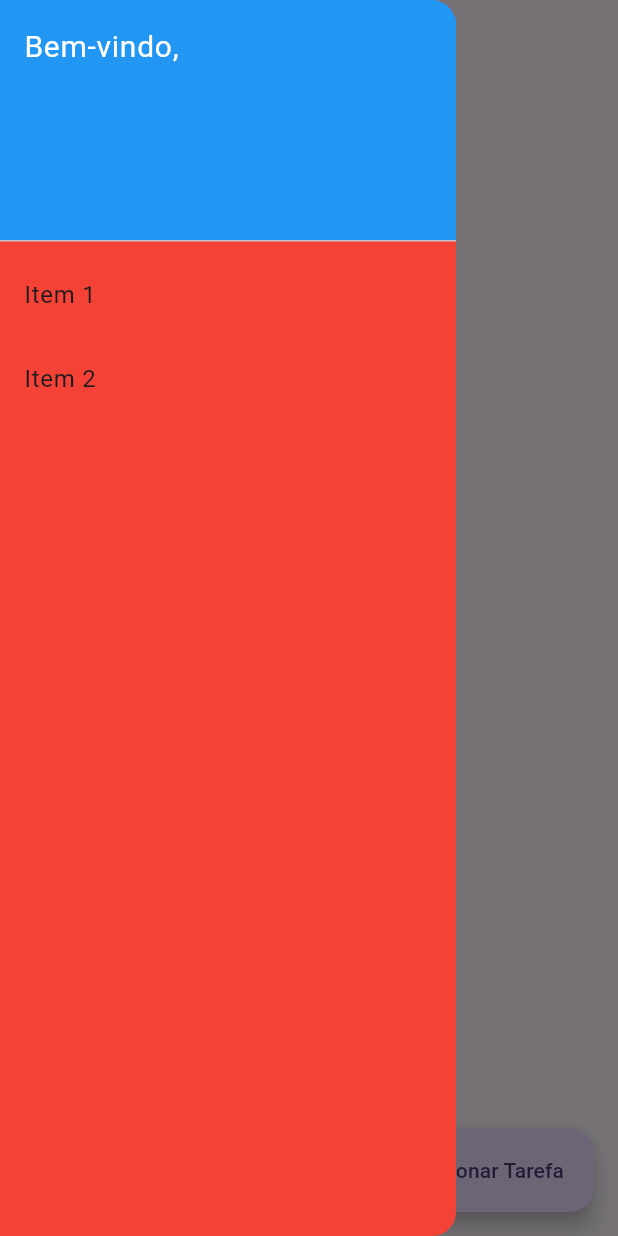
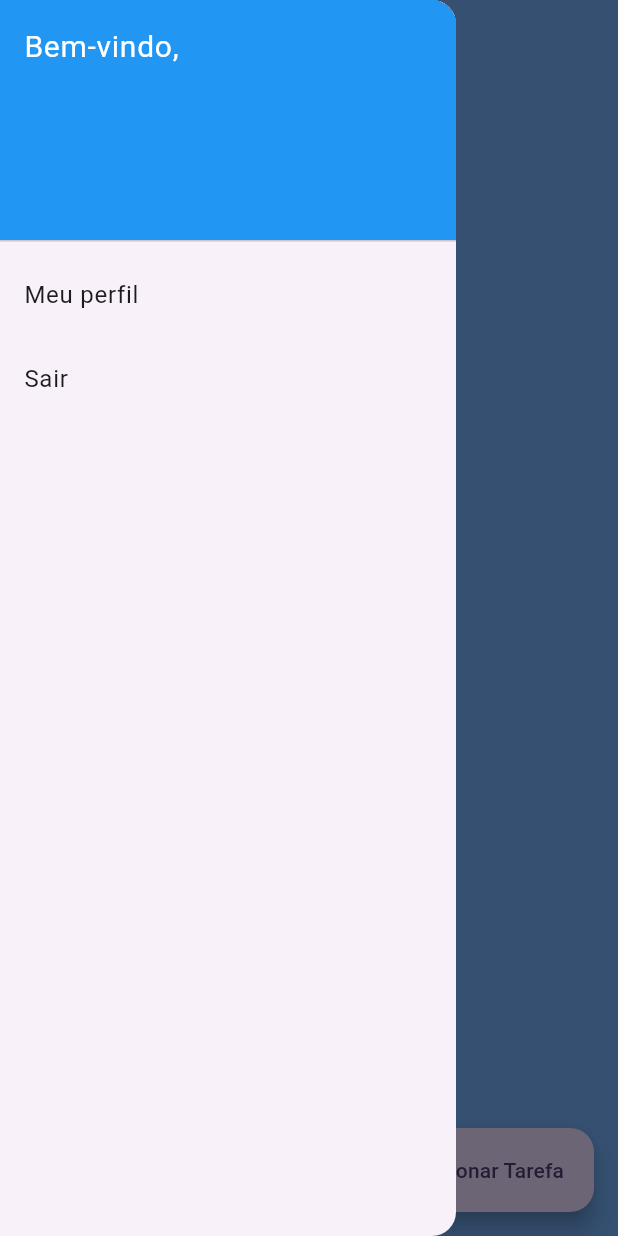
Before and after one commit to Zorzan99/to_do_list_bloc, a Flutter app: the HomePage screen opened by its route, with the side drawer open, on a phone screen of 412 x 824 dp. Run offline on Flutter 3.47's test engine with Material 3 defaults, Android fonts, the phone set to English and light mode, and no system bars; our stand-ins replace bloc, cloud_firestore, firebase_auth, firebase_core, flutter_bloc; missing offline and left inert: validatorless; accounts and stored records are empty.

Commit message:
Style: Componentização de Widgets

```diff
--- a/lib/pages/home/home_page.dart
+++ b/lib/pages/home/home_page.dart
@@ -1,9 +1,10 @@
 import 'package:firebase_auth/firebase_auth.dart';
 import 'package:flutter/material.dart';
 import 'package:flutter_bloc/flutter_bloc.dart';
-import 'package:to_do_list_bloc/models/task.dart';
 import 'package:to_do_list_bloc/pages/home/home_cubit.dart';
 import 'package:to_do_list_bloc/pages/home/home_state.dart';
+import 'package:to_do_list_bloc/pages/home/widgets/float_button_home.dart';
+import 'package:to_do_list_bloc/pages/home/widgets/home_drawer.dart';
 import 'package:to_do_list_bloc/pages/home/widgets/todo_list.dart';
 
 class HomePage extends StatefulWidget {
@@ -26,40 +27,17 @@ class _HomePageState extends State<HomePage> {
 
   @override
   Widget build(BuildContext context) {
-    final cubit = BlocProvider.of<HomeCubit>(context);
-    final titleEC = TextEditingController();
-    final descriptionEC = TextEditingController();
-
     return Scaffold(
-      drawer: Drawer(
-        backgroundColor: Colors.red,
-        child: ListView(
-          padding: EdgeInsets.zero,
-          children: <Widget>[
-            DrawerHeader(
-              decoration: const BoxDecoration(
-                color: Colors.blue,
-              ),
-              child: Text(
-                'Bem-vindo, ${_auth.currentUser!.displayName}',
-                style: const TextStyle(
-                  color: Colors.white,
-                  fontSize: 20,
-                ),
-              ),
-            ),
-            ListTile(
-              title: const Text('Item 1'),
-              onTap: () {},
-            ),
-            ListTile(
-              title: const Text('Item 2'),
-              onTap: () {},
-            ),
-          ],
-        ),
+      backgroundColor: const Color(0XFF73AEF5),
+      drawer: HomeDrawer(
+        title: 'Bem-vindo, ${_auth.currentUser!.displayName}',
+        perfilTitle: 'Meu perfil',
+        exitTitle: "Sair",
+        onTapPerfil: () {},
+        onPressedExit: () {},
       ),
       appBar: AppBar(
+        backgroundColor: Colors.transparent,
         centerTitle: true,
         title: const Text('Tarefas'),
       ),
@@ -74,6 +52,18 @@ class _HomePageState extends State<HomePage> {
                     Text('Tarefa atualizada com sucesso'),
                   ],
                 ),
+              ),
+            );
+          } else if (state is DeleteHome) {
+            ScaffoldMessenger.of(context).showSnackBar(
+              const SnackBar(
+                content: Column(
+                  mainAxisSize: MainAxisSize.min,
+                  children: [
+                    Text('Tarefa excluida com sucesso'),
+                  ],
+                ),
+                backgroundColor: Colors.redAccent,
               ),
             );
           }
@@ -107,54 +97,7 @@ class _HomePageState extends State<HomePage> {
           return const SizedBox.shrink();
         },
       ),
-      floatingActionButton: FloatingActionButton.extended(
-        onPressed: () {
-          showDialog(
-            context: context,
-            builder: (context) {
-              return AlertDialog(
-                actions: [
-                  TextButton(
-                    onPressed: () => Navigator.pop(context),
-                    child: const Text('Sair'),
-                  ),
-                  TextButton(
-                    onPressed: () async {
-                      String userId = _auth.currentUser!.uid;
-                      final nav = Navigator.of(context);
-                      final Task task = Task(
-                        title: titleEC.text,
-                        description: descriptionEC.text,
-                        id: userId,
-                      );
-                      await cubit.addTask(userId, task);
-
-                      titleEC.clear();
-                      descriptionEC.clear();
-                      nav.pop();
-                    },
-                    child: const Text('Adicionar'),
-                  ),
-                ],
-                title: const Text('Adicionar uma tarefa'),
-                content: Column(
-                  mainAxisSize: MainAxisSize.min,
-                  children: [
-                    TextFormField(
-                      controller: titleEC,
-                    ),
-                    TextFormField(
-                      controller: descriptionEC,
-                    ),
-                  ],
-                ),
-              );
-            },
-          );
-        },
-        label: const Text('Adicionar Tarefa'),
-        icon: const Icon(Icons.add),
-      ),
+      floatingActionButton: const FloatButtonHome(),
     );
   }
 }
--- /dev/null
+++ b/lib/pages/home/widgets/float_button_home.dart
@@ -0,0 +1,93 @@
+import 'package:firebase_auth/firebase_auth.dart';
+import 'package:flutter/material.dart';
+import 'package:flutter_bloc/flutter_bloc.dart';
+import 'package:to_do_list_bloc/models/task.dart';
+import 'package:to_do_list_bloc/pages/home/home_cubit.dart';
+import 'package:to_do_list_bloc/pages/home/widgets/home_form_fiel.dart';
+import 'package:validatorless/validatorless.dart';
+
+class FloatButtonHome extends StatefulWidget {
+  const FloatButtonHome({super.key});
+
+  @override
+  State<FloatButtonHome> createState() => _FloatButtonHomeState();
+}
+
+class _FloatButtonHomeState extends State<FloatButtonHome> {
+  @override
+  Widget build(BuildContext context) {
+    final formKey = GlobalKey<FormState>();
+
+    final titleEC = TextEditingController();
+
+    final descriptionEC = TextEditingController();
+
+    final FirebaseAuth auth = FirebaseAuth.instance;
+
+    final cubit = BlocProvider.of<HomeCubit>(context);
+    return FloatingActionButton.extended(
+      onPressed: () {
+        showDialog(
+          context: context,
+          builder: (context) {
+            return Form(
+              key: formKey,
+              child: AlertDialog(
+                title: const Text('Adicionar uma tarefa'),
+                content: Column(
+                  mainAxisSize: MainAxisSize.min,
+                  children: [
+                    HomeFormFiel(
+                      controller: titleEC,
+                      validator: Validatorless.required("Titulo necessário"),
+                      title: 'Titulo',
+                    ),
+                    const SizedBox(height: 20),
+                    HomeFormFiel(
+                      controller: descriptionEC,
+                      validator: Validatorless.required("Descrição necessária"),
+                      title: 'Descrição',
+                    ),
+                    Row(
+                      mainAxisAlignment: MainAxisAlignment.end,
+                      children: [
+                        TextButton(
+                          onPressed: () {
+                            Navigator.of(context).pop();
+                          },
+                          child: const Text('Cancelar'),
+                        ),
+                        TextButton(
+                          onPressed: () async {
+                            final valid =
+                                formKey.currentState?.validate() ?? false;
+                            if (valid) {
+                              String userId = auth.currentUser!.uid;
+                              final nav = Navigator.of(context);
+                              nav.pop();
+                              final Task task = Task(
+                                title: titleEC.text,
+                                description: descriptionEC.text,
+                                id: userId,
+                              );
+                              await cubit.addTask(userId, task);
+                              titleEC.clear();
+                              descriptionEC.clear();
+                            }
+                          },
+                          child: const Text('Adicionar'),
+                        ),
+                      ],
+                    ),
+                  ],
+                ),
+              ),
+            );
+          },
+        );
+      },
+      label: const Text('Adicionar Tarefa'),
+      icon: const Icon(Icons.add),
+    );
+  }
+}
--- /dev/null
+++ b/lib/pages/home/widgets/home_drawer.dart
@@ -0,0 +1,49 @@
+import 'package:flutter/material.dart';
+
+class HomeDrawer extends StatelessWidget {
+  final String title;
+  final String perfilTitle;
+  final String exitTitle;
+  final VoidCallback onTapPerfil;
+  final VoidCallback onPressedExit;
+
+  const HomeDrawer({
+    Key? key,
+    required this.title,
+    required this.perfilTitle,
+    required this.exitTitle,
+    required this.onTapPerfil,
+    required this.onPressedExit,
+  }) : super(key: key);
+
+  @override
+  Widget build(BuildContext context) {
+    return Drawer(
+      child: ListView(
+        padding: EdgeInsets.zero,
+        children: [
+          DrawerHeader(
+            decoration: const BoxDecoration(
+              color: Colors.blue,
+            ),
+            child: Text(
+              title,
+              style: const TextStyle(
+                color: Colors.white,
+                fontSize: 20,
+              ),
+            ),
+          ),
+          ListTile(
+            title: Text(perfilTitle),
+            onTap: onTapPerfil,
+          ),
+          ListTile(
+            title: Text(exitTitle),
+            onTap: onPressedExit,
+          ),
+        ],
+      ),
+    );
+  }
+}
--- a/lib/pages/home/widgets/todo_item.dart
+++ b/lib/pages/home/widgets/todo_item.dart
@@ -31,7 +31,7 @@ class TodoItem extends StatelessWidget {
         subtitle,
         style: const TextStyle(
           fontSize: TextSize.l,
-          color: Colors.grey,
+          color: Colors.black,
         ),
       ),
       onLongPress: onLongPress,
```
Also changed, not shown: lib/pages/home/home_cubit.dart (+13 -3 lines), lib/pages/home/widgets/todo_list.dart (+0 -25 lines), lib/pages/login/widgets/background.dart (deleted, +0 -27 lines), lib/pages/register/register_page.dart (+15 -1 lines).
